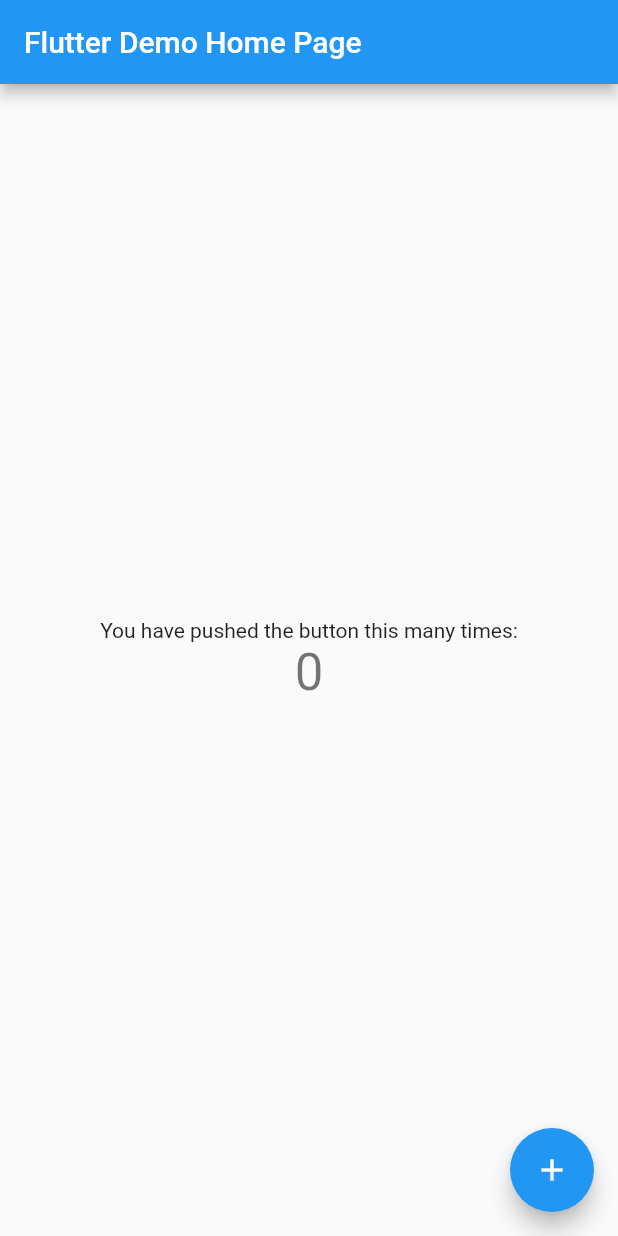
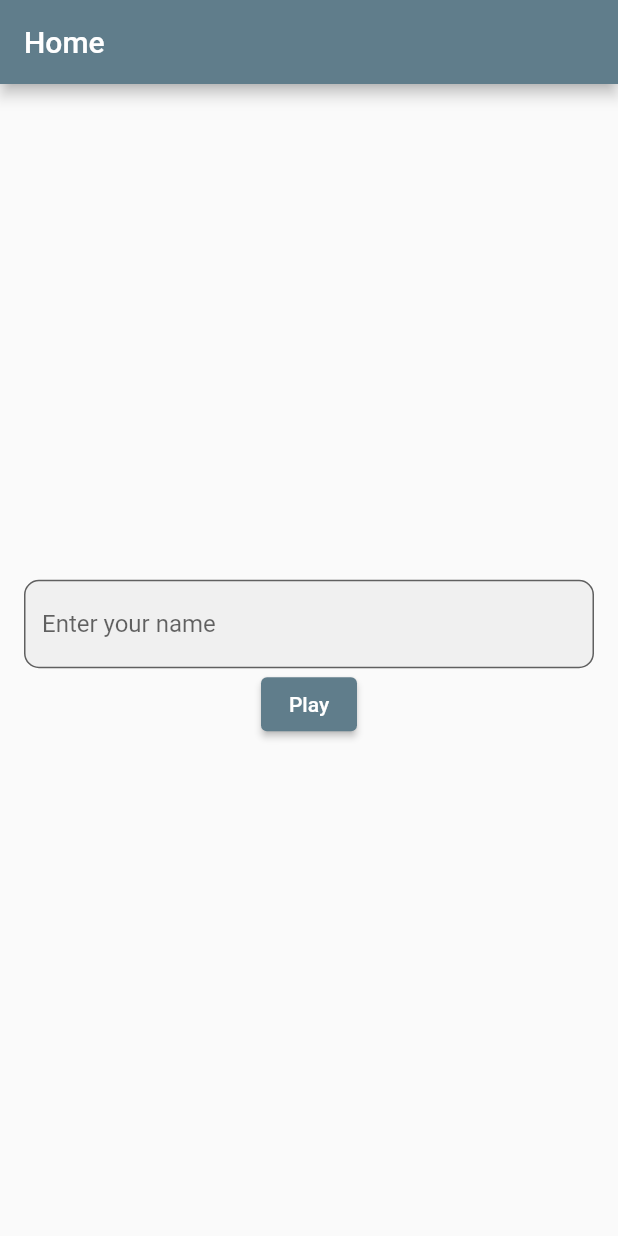
Before and after one commit to pjeannin/Workshop-Flutter, a Flutter app: the screen it shows after launch, on a phone screen of 412 x 824 dp. Run offline on Flutter 3.47's test engine with Material 2 defaults, Android fonts, the phone set to English and light mode, and no system bars.

Commit message:
add solution project

```diff
--- a/lib/main.dart
+++ b/lib/main.dart
@@ -1,4 +1,5 @@
 import 'package:flutter/material.dart';
+import 'package:workshop_flutter/screens/home.dart';
 
 void main() {
   runApp(const MyApp());
@@ -7,109 +8,14 @@ void main() {
 class MyApp extends StatelessWidget {
   const MyApp({Key? key}) : super(key: key);
 
-  // This widget is the root of your application.
   @override
   Widget build(BuildContext context) {
     return MaterialApp(
       title: 'Flutter Demo',
       theme: ThemeData(
-        // This is the theme of your application.
-        //
-        // Try running your application with "flutter run". You'll see the
-        // application has a blue toolbar. Then, without quitting the app, try
-        // changing the primarySwatch below to Colors.green and then invoke
-        // "hot reload" (press "r" in the console where you ran "flutter run",
-        // or simply save your changes to "hot reload" in a Flutter IDE).
-        // Notice that the counter didn't reset back to zero; the application
-        // is not restarted.
-        primarySwatch: Colors.blue,
+        primarySwatch: Colors.blueGrey,
       ),
-      home: const MyHomePage(title: 'Flutter Demo Home Page'),
+      home: const Home(),
     );
   }
 }
-
-class MyHomePage extends StatefulWidget {
-  const MyHomePage({Key? key, required this.title}) : super(key: key);
-
-  // This widget is the home page of your application. It is stateful, meaning
-  // that it has a State object (defined below) that contains fields that affect
-  // how it looks.
-
-  // This class is the configuration for the state. It holds the values (in this
-  // case the title) provided by the parent (in this case the App widget) and
-  // used by the build method of the State. Fields in a Widget subclass are
-  // always marked "final".
-
-  final String title;
-
-  @override
-  State<MyHomePage> createState() => _MyHomePageState();
-}
-
-class _MyHomePageState extends State<MyHomePage> {
-  int _counter = 0;
-
-  void _incrementCounter() {
-    setState(() {
-      // This call to setState tells the Flutter framework that something has
-      // changed in this State, which causes it to rerun the build method below
-      // so that the display can reflect the updated values. If we changed
-      // _counter without calling setState(), then the build method would not be
-      // called again, and so nothing would appear to happen.
-      _counter++;
-    });
-  }
-
-  @override
-  Widget build(BuildContext context) {
-    // This method is rerun every time setState is called, for instance as done
-    // by the _incrementCounter method above.
-    //
-    // The Flutter framework has been optimized to make rerunning build methods
-    // fast, so that you can just rebuild anything that needs updating rather
-    // than having to individually change instances of widgets.
-    return Scaffold(
-      appBar: AppBar(
-        // Here we take the value from the MyHomePage object that was created by
-        // the App.build method, and use it to set our appbar title.
-        title: Text(widget.title),
-      ),
-      body: Center(
-        // Center is a layout widget. It takes a single child and positions it
-        // in the middle of the parent.
-        child: Column(
-          // Column is also a layout widget. It takes a list of children and
-          // arranges them vertically. By default, it sizes itself to fit its
-          // children horizontally, and tries to be as tall as its parent.
-          //
-          // Invoke "debug painting" (press "p" in the console, choose the
-          // "Toggle Debug Paint" action from the Flutter Inspector in Android
-          // Studio, or the "Toggle Debug Paint" command in Visual Studio Code)
-          // to see the wireframe for each widget.
-          //
-          // Column has various properties to control how it sizes itself and
-          // how it positions its children. Here we use mainAxisAlignment to
-          // center the children vertically; the main axis here is the vertical
-          // axis because Columns are vertical (the cross axis would be
-          // horizontal).
-          mainAxisAlignment: MainAxisAlignment.center,
-          children: <Widget>[
-            const Text(
-              'You have pushed the button this many times:',
-            ),
-            Text(
-              '$_counter',
-              style: Theme.of(context).textTheme.headline4,
-            ),
-          ],
-        ),
-      ),
-      floatingActionButton: FloatingActionButton(
-        onPressed: _incrementCounter,
-        tooltip: 'Increment',
-        child: const Icon(Icons.add),
-      ), // This trailing comma makes auto-formatting nicer for build methods.
-    );
-  }
-}
--- /dev/null
+++ b/lib/screens/home.dart
@@ -0,0 +1,50 @@
+import 'package:flutter/material.dart';
+import 'package:workshop_flutter/screens/game.dart';
+
+class Home extends StatelessWidget {
+  const Home({Key? key}) : super(key: key);
+
+  @override
+  Widget build(BuildContext context) {
+
+    var playerName = '';
+
+    _changePage() {
+      Navigator.push(
+        context,
+        MaterialPageRoute(builder: (context) => Game(playerName: playerName)),
+      );
+    }
+
+    return Scaffold(
+      appBar: AppBar(
+        title: const Text('Home'),
+      ),
+      body: Center(
+        child: Column(
+          mainAxisAlignment: MainAxisAlignment.center,
+          children: [
+            Padding(
+              padding: const EdgeInsets.symmetric(horizontal: 16.0),
+              child: TextField(
+                onChanged: (value) => playerName = value,
+                onSubmitted: (value) => _changePage(),
+                decoration: InputDecoration(
+                  hintText: "Enter your name",
+                  filled: true,
+                  border: OutlineInputBorder(
+                    borderRadius: BorderRadius.circular(10),
+                  ),
+                ),
+              ),
+            ),
+            ElevatedButton(
+              onPressed: _changePage,
+              child: const Text('Play'),
+            )
+          ],
+        ),
+      ),
+    );
+  }
+}
--- a/pubspec.yaml
+++ b/pubspec.yaml
@@ -1,5 +1,5 @@
 name: workshop_flutter
-description: Inititation à flutter
+description: Initiation to Flutter Workshop
 
 # The following line prevents the package from being accidentally published to
 # pub.dev using `flutter pub publish`. This is preferred for private packages.
```
Also changed, not shown: lib/screens/game.dart (added, +55 -0 lines), 7 other files.
